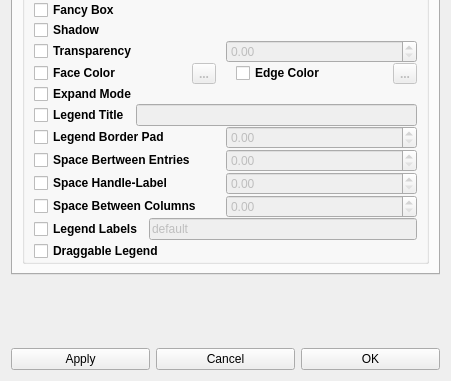
Above: RepTate/gui/markerSettings.ui from jorge-ramirez-upm/RepTate before the change; both pictures show x 0 to 451 and y 201 to 582 of the 451 by 582 pixel window. Below: the same form after it.
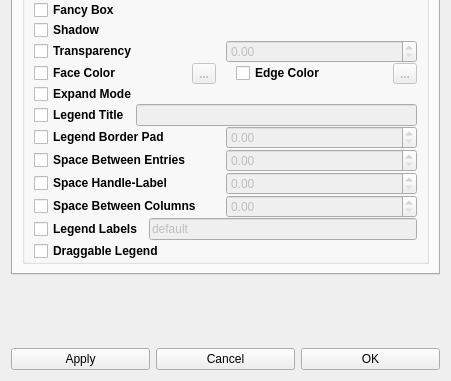
That is the form after the change. The open tabs and pages were chosen to show the change. Icons and pictures are not drawn.

Commit message: corrected typo

The edit to the form file:
```diff
--- a/RepTate/gui/markerSettings.ui
+++ b/RepTate/gui/markerSettings.ui
@@ -1144,7 +1144,7 @@
              <item>
               <widget class="QCheckBox" name="labelspacingCheckBox">
                <property name="text">
-                <string>Space Bertween Entries</string>
+                <string>Space Between Entries</string>
                </property>
               </widget>
              </item>
```
The commit also changes 1 other file.
